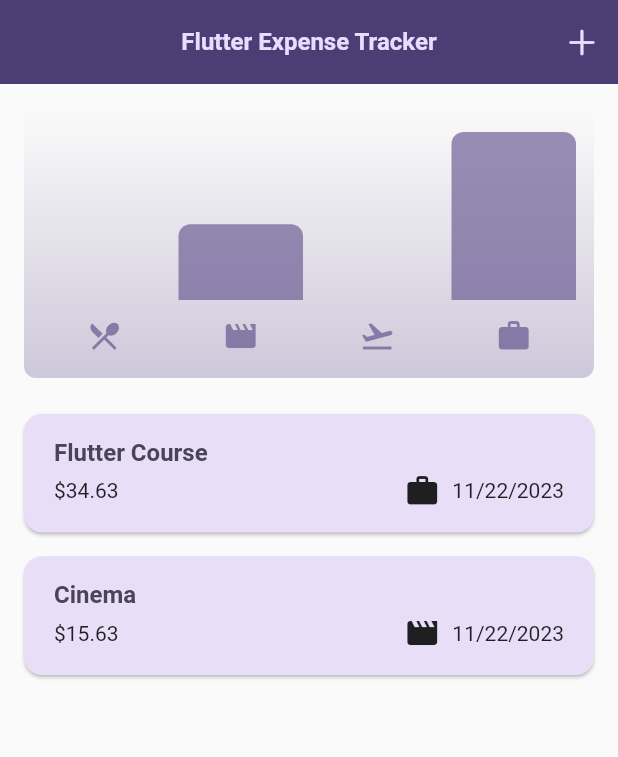
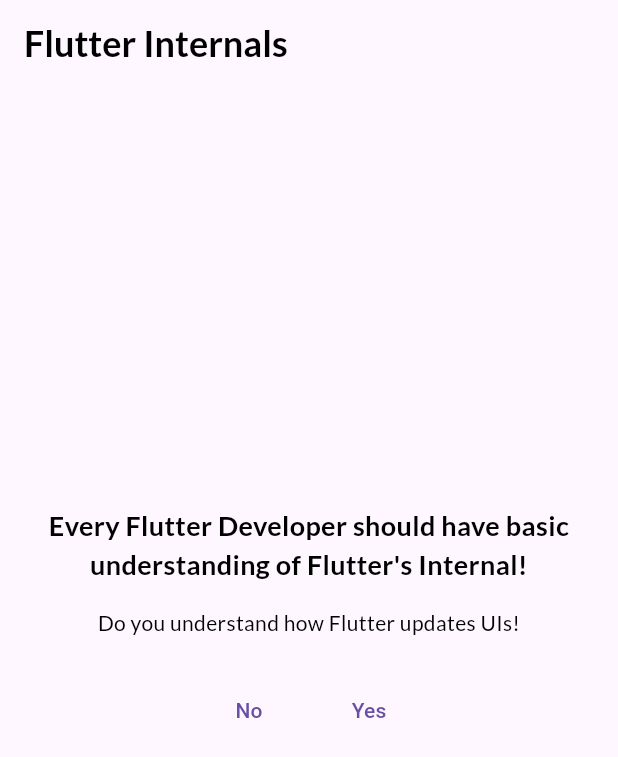
Before and after one commit to ChanderParkash179/FlutterJourney, a Flutter app: the screen it shows after launch, on a phone screen of 412 x 824 dp. Shown: the top 757 px of the screen. Run offline on Flutter 3.47's test engine with Material 2 defaults, Android fonts, the phone set to English and light mode, and no system bars; our stand-ins replace google_fonts; Roboto replaces fonts that are missing (Times New Roman).

Commit message:
widgetTree, elementTree, renderTree, devTools, buildContext

```diff
--- a/lib/main.dart
+++ b/lib/main.dart
@@ -1,5 +1,5 @@
 import 'package:flutter/material.dart';
-import 'package:flutter_journey/widgets/expense_tracker_main.dart';
+import 'package:flutter_journey/projects/flutter_internals/ui_updates.dart';
 
 void main() {
   runApp(const MyApp());
@@ -10,6 +10,10 @@ class MyApp extends StatelessWidget {
 
   @override
   Widget build(BuildContext context) {
-    return const ExpenseTrackerMain();
+    return MaterialApp(
+      debugShowCheckedModeBanner: false,
+      theme: ThemeData(useMaterial3: true),
+      home: const UIUpdates(),
+    );
   }
 }
--- /dev/null
+++ b/lib/projects/flutter_internals/ui_updates.dart
@@ -0,0 +1,56 @@
+import 'package:flutter/material.dart';
+import 'package:flutter_journey/projects/flutter_internals/widgets/change_value_btns.dart';
+import 'package:google_fonts/google_fonts.dart';
+
+class UIUpdates extends StatelessWidget {
+  const UIUpdates({super.key});
+
+  @override
+  Widget build(BuildContext context) {
+    return SafeArea(
+      child: Scaffold(
+        appBar: AppBar(
+          title: Text(
+            'Flutter Internals',
+            textAlign: TextAlign.center,
+            style: GoogleFonts.lato(
+              fontWeight: FontWeight.bold,
+              fontSize: 24,
+              color: Colors.black,
+            ),
+          ),
+        ),
+        body: Padding(
+          padding: const EdgeInsets.all(16.0),
+          child: Center(
+            child: Column(
+              mainAxisSize: MainAxisSize.min,
+              children: [
+                Text(
+                  'Every Flutter Developer should have basic understanding of Flutter\'s Internal!',
+                  textAlign: TextAlign.center,
+                  style: GoogleFonts.lato(
+                    fontWeight: FontWeight.bold,
+                    fontSize: 18,
+                    color: Colors.black,
+                  ),
+                ),
+                const SizedBox(height: 16),
+                Text(
+                  'Do you understand how Flutter updates UIs!',
+                  textAlign: TextAlign.center,
+                  style: GoogleFonts.lato(
+                    fontSize: 14,
+                    color: Colors.black,
+                  ),
+                ),
+                const SizedBox(height: 24),
+                const ChangeButtons(),
+              ],
+            ),
+          ),
+        ),
+      ),
+    );
+  }
+}
--- /dev/null
+++ b/lib/projects/flutter_internals/widgets/change_value_btns.dart
@@ -0,0 +1,55 @@
+import 'package:flutter/material.dart';
+import 'package:google_fonts/google_fonts.dart';
+
+class ChangeButtons extends StatefulWidget {
+  const ChangeButtons({super.key});
+
+  @override
+  State<ChangeButtons> createState() => _ChangeButtonsState();
+}
+
+class _ChangeButtonsState extends State<ChangeButtons> {
+  var _isUpdated = false;
+
+  @override
+  Widget build(BuildContext context) {
+    return Column(
+      mainAxisSize: MainAxisSize.min,
+      children: [
+        Row(
+          mainAxisAlignment: MainAxisAlignment.center,
+          children: [
+            TextButton(
+              onPressed: () {
+                setState(() {
+                  _isUpdated = false;
+                });
+              },
+              child: const Text('No'),
+            ),
+            const SizedBox(width: 16),
+            TextButton(
+              onPressed: () {
+                setState(() {
+                  _isUpdated = true;
+                });
+              },
+              child: const Text('Yes'),
+            ),
+          ],
+        ),
+        const SizedBox(height: 24),
+        _isUpdated == true
+            ? Text(
+                'Hello I am Clicked!',
+                textAlign: TextAlign.center,
+                style: GoogleFonts.lato(
+                  fontSize: 14,
+                  color: Colors.black,
+                ),
+              )
+            : const Text(''),
+      ],
+    );
+  }
+}
--- a/lib/tasks/custom_text_widget_01.dart
+++ b/lib/tasks/custom_text_widget_01.dart
@@ -12,7 +12,7 @@ class StyledText extends StatelessWidget {
     return Text(
       text,
       style: TextStyle(
-        color: Colors.white,
+        color: color,
         fontWeight: FontWeight.bold,
         fontSize: textSize,
         fontFamily: 'Times New Roman',
```
